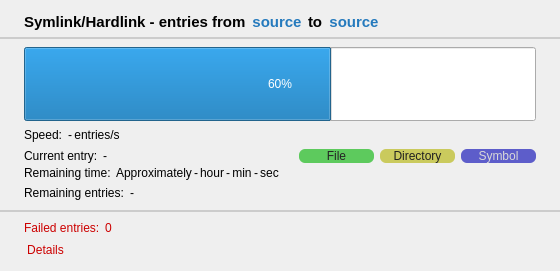
First picture: the form in src/filelink/progress_widget.ui, repository JaderoChan/EasyLinks, before the edit.
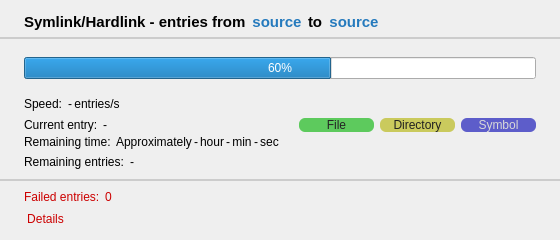
Second picture: the form after the edit. Icons and pictures are not drawn.

Commit message: 更新进度条样式，统一多平台观感

Diff of the .ui file:
```diff
--- a/src/filelink/progress_widget.ui
+++ b/src/filelink/progress_widget.ui
@@ -7,13 +7,13 @@
     <x>0</x>
     <y>0</y>
     <width>560</width>
-    <height>271</height>
+    <height>240</height>
    </rect>
   </property>
   <property name="minimumSize">
    <size>
     <width>560</width>
-    <height>260</height>
+    <height>240</height>
    </size>
   </property>
   <property name="maximumSize">
@@ -248,18 +248,6 @@
              </property>
              <item>
               <widget class="QProgressBar" name="progressBar">
-               <property name="sizePolicy">
-                <sizepolicy hsizetype="Expanding" vsizetype="Expanding">
-                 <horstretch>0</horstretch>
-                 <verstretch>0</verstretch>
-                </sizepolicy>
-               </property>
-               <property name="minimumSize">
-                <size>
-                 <width>0</width>
-                 <height>45</height>
-                </size>
-               </property>
                <property name="focusPolicy">
                 <enum>Qt::ClickFocus</enum>
                </property>
```
